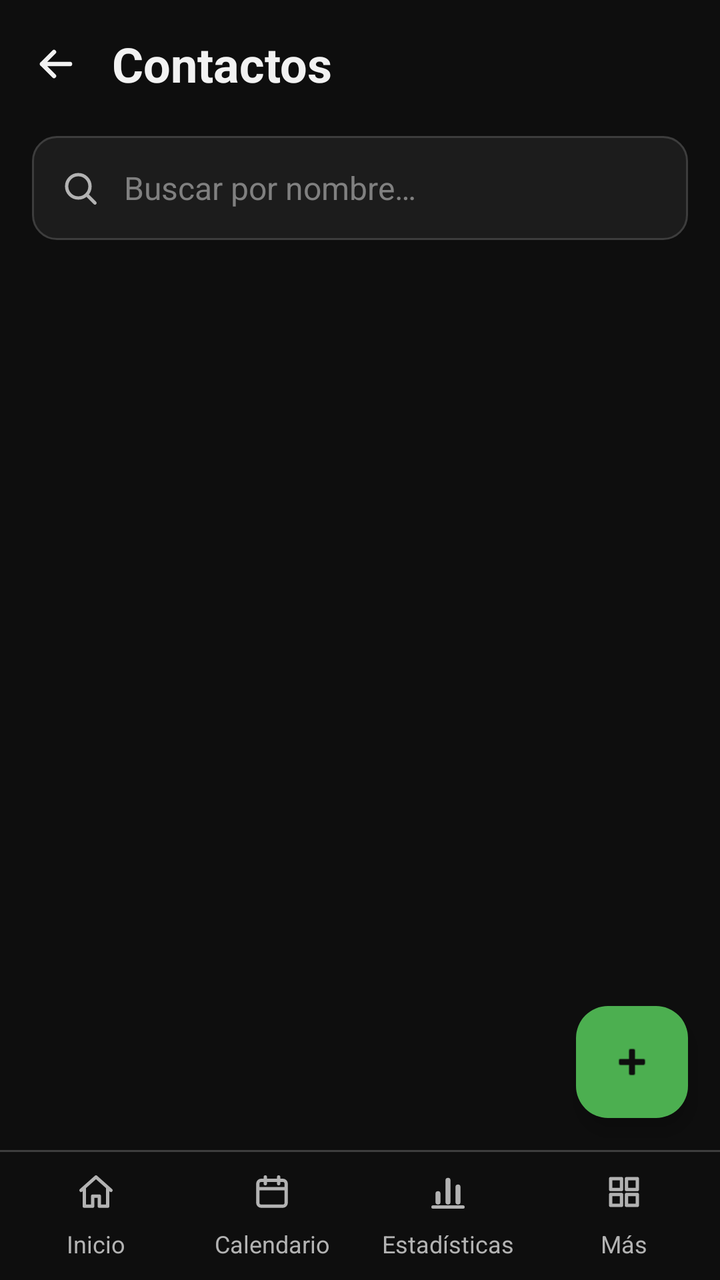
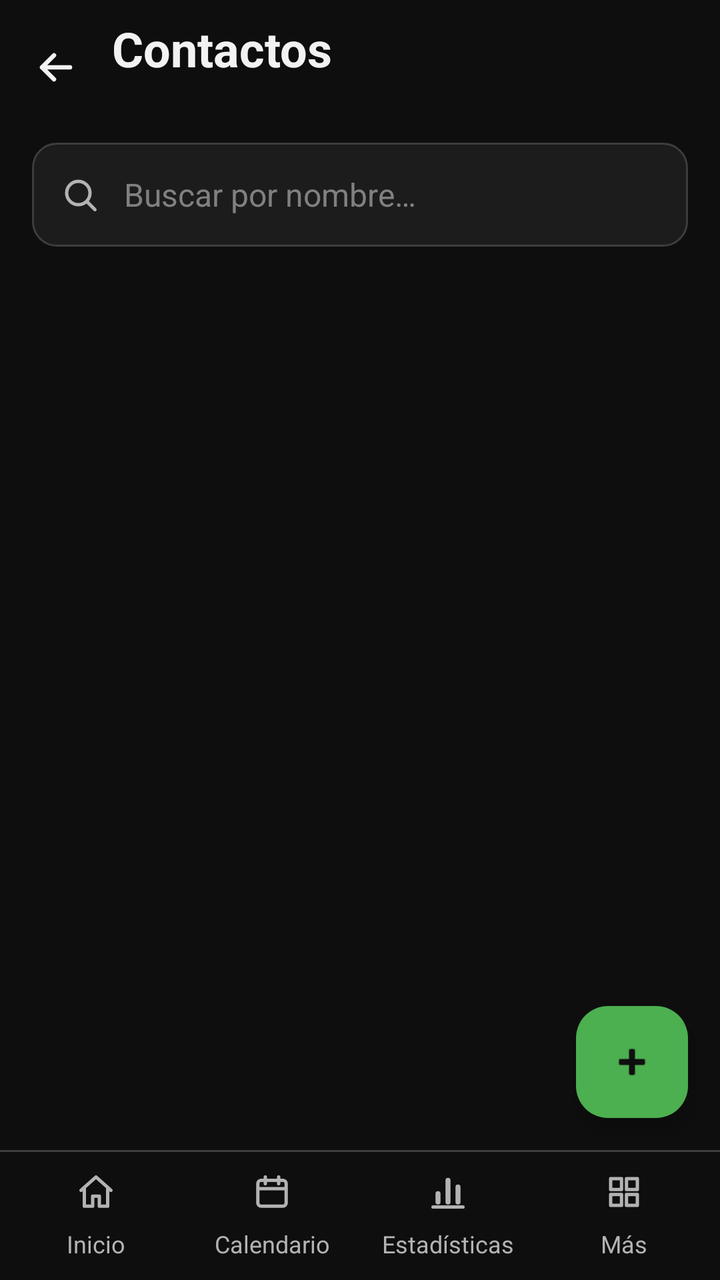

Screens rendered from an Android XML layout before and after an edit, with the pre-edit source and the edit as a unified diff.
<!-- AndroidManifest.xml: application theme Theme.AgendaPersonal -->
<!-- res/layout/activity_contactos.xml -->
<?xml version="1.0" encoding="utf-8"?>
<LinearLayout xmlns:android="http://schemas.android.com/apk/res/android"
    xmlns:tools="http://schemas.android.com/tools"
    android:id="@+id/main"
    android:layout_width="match_parent"
    android:layout_height="match_parent"
    android:orientation="vertical"
    tools:context=".vista.ContactosActivity">

    
    <FrameLayout
        android:layout_width="match_parent"
        android:layout_height="0dp"
        android:layout_weight="1">

        <LinearLayout
            android:layout_width="match_parent"
            android:layout_height="match_parent"
            android:orientation="vertical">

            
            <LinearLayout
                android:layout_width="match_parent"
                android:layout_height="wrap_content"
                android:gravity="center_vertical"
                android:orientation="horizontal"
                android:paddingStart="4dp"
                android:paddingTop="8dp"
                android:paddingEnd="16dp"
                android:paddingBottom="8dp">

                <include layout="@layout/boton_volver" />

                <TextView
                    android:layout_width="0dp"
                    android:layout_height="wrap_content"
                    android:layout_weight="1"
                    android:text="@string/titulo_contactos"
                    android:textSize="24sp"
                    android:textStyle="bold" />
            </LinearLayout>

            
            <EditText
                android:id="@+id/etBuscar"
                style="@style/CajaCampo"
                android:layout_width="match_parent"
                android:layout_height="wrap_content"
                android:layout_marginHorizontal="16dp"
                android:layout_marginTop="4dp"
                android:drawableStart="@drawable/ic_buscar"
                android:hint="@string/pista_buscar"
                android:importantForAutofill="no"
                android:inputType="textPersonName" />

            
            <ListView
                android:id="@+id/lvContactos"
                android:layout_width="match_parent"
                android:layout_height="0dp"
                android:layout_weight="1"
                android:clipToPadding="false"
                android:divider="@android:color/transparent"
                android:dividerHeight="0dp"
                android:listSelector="@android:color/transparent"
                android:paddingTop="8dp"
                android:paddingBottom="88dp" />

            
            <TextView
                android:id="@+id/tvVacio"
                android:layout_width="match_parent"
                android:layout_height="0dp"
                android:layout_weight="1"
                android:gravity="center"
                android:padding="16dp"
                android:textSize="16sp"
                android:visibility="gone" />
        </LinearLayout>

        
        <com.google.android.material.floatingactionbutton.FloatingActionButton
            android:id="@+id/fabAgregar"
            android:layout_width="wrap_content"
            android:layout_height="wrap_content"
            android:layout_gravity="bottom|end"
            android:layout_margin="16dp"
            android:contentDescription="@string/btn_agregar_contacto"
            android:src="@android:drawable/ic_input_add" />
    </FrameLayout>

    
    <include layout="@layout/menu_inferior" />
</LinearLayout>
<!-- res/layout/boton_volver.xml (included above) -->
<?xml version="1.0" encoding="utf-8"?>
<ImageButton xmlns:android="http://schemas.android.com/apk/res/android"
    android:id="@+id/btnVolver"
    android:layout_width="48dp"
    android:layout_height="48dp"
    android:layout_marginEnd="4dp"
    android:background="?attr/selectableItemBackgroundBorderless"
    android:contentDescription="@string/volver"
    android:src="@drawable/ic_flecha_atras" />
<!-- res/layout/menu_inferior.xml (included above) -->
<?xml version="1.0" encoding="utf-8"?>
<LinearLayout xmlns:android="http://schemas.android.com/apk/res/android"
    android:layout_width="match_parent"
    android:layout_height="wrap_content"
    android:orientation="vertical">

    
    <View
        android:layout_width="match_parent"
        android:layout_height="1dp"
        android:background="@color/menu_linea" />

    
    <LinearLayout
        android:layout_width="match_parent"
        android:layout_height="wrap_content"
        android:orientation="horizontal"
        android:padding="4dp">

        <TextView
            android:id="@+id/menuInicio"
            style="@style/BotonMenu"
            android:drawableTop="@drawable/ic_casa"
            android:text="@string/menu_inicio" />

        <TextView
            android:id="@+id/menuCalendario"
            style="@style/BotonMenu"
            android:drawableTop="@drawable/ic_calendario"
            android:text="@string/menu_calendario" />

        <TextView
            android:id="@+id/menuEstadisticas"
            style="@style/BotonMenu"
            android:drawableTop="@drawable/ic_grafico"
            android:text="@string/menu_estadisticas" />

        
        <TextView
            android:id="@+id/menuMas"
            style="@style/BotonMenu"
            android:drawableTop="@drawable/ic_cuadricula"
            android:text="@string/menu_mas" />
    </LinearLayout>
</LinearLayout>
<!-- resources referenced by this layout -->
<resources>
  <color name="menu_linea">@color/borde</color>
  <!-- drawable ic_flecha_atras (drawable) -->
  <?xml version="1.0" encoding="utf-8"?>
  <vector xmlns:android="http://schemas.android.com/apk/res/android"
      android:width="24dp"
      android:height="24dp"
      android:viewportWidth="24"
      android:viewportHeight="24">
  
      
      <path
          android:pathData="M19,12 L5,12 M11,6 L5,12 L11,18"
          android:strokeLineCap="round"
          android:strokeLineJoin="round"
          android:strokeWidth="2.2"
          android:strokeColor="@color/texto" />
  </vector>
  <string name="btn_agregar_contacto">Agregar contacto</string>
  <string name="menu_calendario">Calendario</string>
  <string name="menu_estadisticas">Estadísticas</string>
  <string name="menu_inicio">Inicio</string>
  <string name="menu_mas">Más</string>
  <string name="pista_buscar">Buscar por nombre…</string>
  <string name="titulo_contactos">Contactos</string>
  <string name="volver">Volver</string>
  <style name="Theme.AgendaPersonal" parent="Base.Theme.AgendaPersonal" />
  <color name="borde">#FF3D3D3D</color>
  <color name="texto_secundario">#FFB3B3B3</color>
  <color name="verde">#FF4CAF50</color>
  <color name="texto">#FFF2F2F2</color>
  <color name="tarjeta">#FF1C1C1C</color>
  <color name="texto_sobre_verde">#FF0E0E0E</color>
  <color name="verde_oscuro">#FF2E7D32</color>
  <color name="fondo">#FF0E0E0E</color>
  <color name="tarjeta_alta">#FF262626</color>
  <color name="texto_pista">#FF808080</color>
  <style name="DialogoAgenda" parent="ThemeOverlay.Material3.Dialog.Alert">
          <item name="android:windowBackground">@drawable/fondo_dialogo</item>
          <item name="buttonBarPositiveButtonStyle">@style/BotonDialogoPrincipal</item>
          <item name="buttonBarNegativeButtonStyle">@style/BotonDialogoSecundario</item>
      </style>
  <!-- drawable fondo_dialogo (drawable) -->
  <?xml version="1.0" encoding="utf-8"?>
  <inset xmlns:android="http://schemas.android.com/apk/res/android"
      android:insetLeft="16dp"
      android:insetTop="24dp"
      android:insetRight="16dp"
      android:insetBottom="24dp">
      <shape android:shape="rectangle">
          <corners android:radius="24dp" />
          <solid android:color="@color/tarjeta_alta" />
      </shape>
  </inset>
  <style name="BotonDialogoPrincipal" parent="BotonPrincipal">
          <item name="android:layout_marginStart">8dp</item>
      </style>
  <style name="BotonDialogoSecundario" parent="BotonSecundario" />
  <style name="BotonPrincipal" parent="Widget.Material3.Button">
          <item name="android:minHeight">48dp</item>
          <item name="backgroundTint">@color/verde</item>
          <item name="android:textColor">@color/texto_sobre_verde</item>
      </style>
  <style name="BotonSecundario" parent="Widget.Material3.Button.OutlinedButton">
          <item name="android:minHeight">48dp</item>
          <item name="strokeColor">@color/verde</item>
          <item name="android:textColor">@color/verde</item>
      </style>
  <!-- unchanged entries left out for length: 9 -->
</resources>

<!-- the commit's change to res/layout/activity_contactos.xml (unified diff, before → after) -->
@@ -31,13 +31,27 @@
 
                 <include layout="@layout/boton_volver" />
 
-                <TextView
+                
+                <LinearLayout
                     android:layout_width="0dp"
                     android:layout_height="wrap_content"
                     android:layout_weight="1"
-                    android:text="@string/titulo_contactos"
-                    android:textSize="24sp"
-                    android:textStyle="bold" />
+                    android:orientation="vertical">
+
+                    <TextView
+                        android:layout_width="match_parent"
+                        android:layout_height="wrap_content"
+                        android:text="@string/titulo_contactos"
+                        android:textSize="24sp"
+                        android:textStyle="bold" />
+
+                    <TextView
+                        android:id="@+id/tvContador"
+                        android:layout_width="match_parent"
+                        android:layout_height="wrap_content"
+                        android:textColor="@color/texto_secundario"
+                        android:textSize="14sp" />
+                </LinearLayout>
             </LinearLayout>
 
             
@@ -67,15 +81,44 @@
                 android:paddingBottom="88dp" />
 
             
-            <TextView
-                android:id="@+id/tvVacio"
+            <LinearLayout
+                android:id="@+id/llVacio"
                 android:layout_width="match_parent"
                 android:layout_height="0dp"
                 android:layout_weight="1"
                 android:gravity="center"
+                android:orientation="vertical"
                 android:padding="16dp"
-                android:textSize="16sp"
-                android:visibility="gone" />
+                android:visibility="gone">
+
+                
+                <ImageView
+                    android:layout_width="64dp"
+                    android:layout_height="64dp"
+                    android:layout_marginBottom="16dp"
+                    android:importantForAccessibility="no"
+                    android:src="@drawable/ic_persona"
+                    android:tint="@color/texto_pista" />
+
+                <TextView
+                    android:id="@+id/tvVacio"
+                    android:layout_width="wrap_content"
+                    android:layout_height="wrap_content"
+                    android:gravity="center"
+                    android:textColor="@color/texto_secundario"
+                    android:textSize="18sp" />
+
+                
+                <TextView
+                    android:id="@+id/tvPista"
+                    android:layout_width="wrap_content"
+                    android:layout_height="wrap_content"
+                    android:layout_marginTop="8dp"
+                    android:gravity="center"
+                    android:text="@string/pista_lista_contactos"
+                    android:textColor="@color/texto_pista"
+                    android:textSize="14sp" />
+            </LinearLayout>
         </LinearLayout>
 
         
<!-- resource entries referenced after the edit -->
@@ -17,12 +17,33 @@
           android:strokeWidth="2.2"
           android:strokeColor="@color/texto" />
   </vector>
+  <!-- drawable ic_persona (drawable) -->
+  <?xml version="1.0" encoding="utf-8"?>
+  <vector xmlns:android="http://schemas.android.com/apk/res/android"
+      android:width="20dp"
+      android:height="20dp"
+      android:viewportWidth="24"
+      android:viewportHeight="24">
+  
+      
+      <path
+          android:pathData="M8,8 a4,4 0 1,0 8,0 a4,4 0 1,0 -8,0"
+          android:strokeWidth="2"
+          android:strokeColor="@color/verde" />
+      
+      <path
+          android:pathData="M4,21 a8,7 0 0,1 16,0"
+          android:strokeLineCap="round"
+          android:strokeWidth="2"
+          android:strokeColor="@color/verde" />
+  </vector>
   <string name="btn_agregar_contacto">Agregar contacto</string>
   <string name="menu_calendario">Calendario</string>
   <string name="menu_estadisticas">Estadísticas</string>
   <string name="menu_inicio">Inicio</string>
   <string name="menu_mas">Más</string>
   <string name="pista_buscar">Buscar por nombre…</string>
+  <string name="pista_lista_contactos">Toca + para agregar el primero</string>
   <string name="titulo_contactos">Contactos</string>
   <string name="volver">Volver</string>
   <style name="Theme.AgendaPersonal" parent="Base.Theme.AgendaPersonal" />
